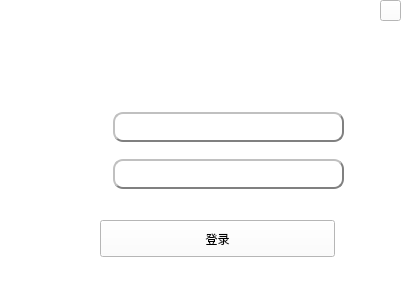
Old version of the form app/view/login/LoginMain.ui in the repository hello3306/wangyiyun-pyqt5.
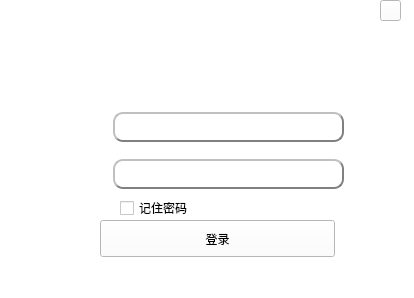
New version of the form. Icons and pictures are not drawn.

Commit message: 'yh_login_view'

```diff
--- a/app/view/login/LoginMain.ui
+++ b/app/view/login/LoginMain.ui
@@ -198,6 +198,19 @@
      <string/>
     </property>
    </widget>
+   <widget class="QCheckBox" name="checkBox">
+    <property name="geometry">
+     <rect>
+      <x>120</x>
+      <y>200</y>
+      <width>229</width>
+      <height>16</height>
+     </rect>
+    </property>
+    <property name="text">
+     <string>记住密码</string>
+    </property>
+   </widget>
   </widget>
   <widget class="QMenuBar" name="menubar">
    <property name="geometry">
```
The commit also changes 7 other files.
